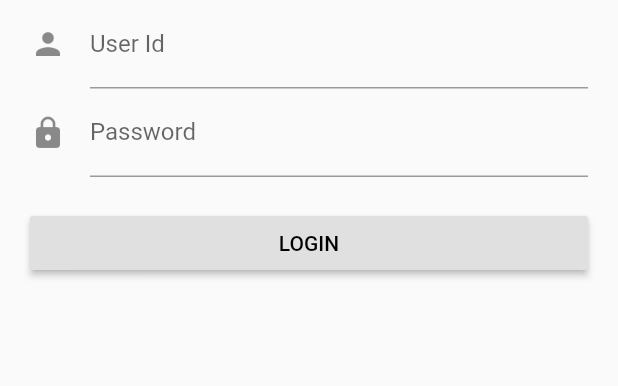
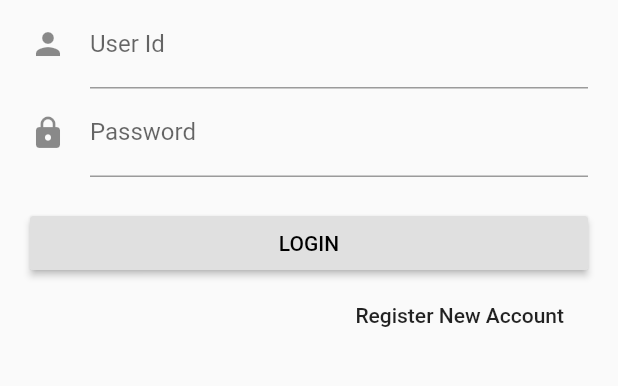
Before and after one commit to dekdew/flutter_assignment, a Flutter app: the screen it shows after launch, on a phone screen of 412 x 824 dp, the part 180-566 px from its top. Run offline on Flutter 3.47's test engine with Material 2 defaults, Android fonts, the phone set to English and light mode, and no system bars.

Commit message:
edit login

```diff
--- a/lib/ui/login.dart
+++ b/lib/ui/login.dart
@@ -21,8 +21,6 @@ class _LoginState extends State<Login> {
 
   @override
   Widget build(BuildContext context) {
-    final Size screenSize = MediaQuery.of(context).size;
-
     return new Scaffold(
       body: new Container(
           padding: new EdgeInsets.all(20.0),
@@ -41,7 +39,7 @@ class _LoginState extends State<Login> {
                       labelText: 'User Id'),
                   validator: (value) {
                     if (value.isEmpty) {
-                      return "Pleas enter some text";
+                      return "กรุณาระบุ user";
                     }
                   },
                   onSaved: (String value) {
@@ -57,7 +55,7 @@ class _LoginState extends State<Login> {
                   obscureText: true,
                   validator: (value) {
                     if (value.isEmpty) {
-                      return "Pleas enter some text";
+                      return "กรุณาระบุ password";
                     }
                   },
                   onSaved: (String value) {
@@ -65,7 +63,6 @@ class _LoginState extends State<Login> {
                   },
                 ),
                 new Container(
-                  width: screenSize.width,
                   child: new RaisedButton(
                     child: new Text(
                       'LOGIN',
@@ -103,7 +100,20 @@ class _LoginState extends State<Login> {
                     },
                   ),
                   margin: new EdgeInsets.only(top: 20.0),
-                )
+                ),
+                new Container(
+                  child: Column(
+                    crossAxisAlignment: CrossAxisAlignment.end,
+                    children: <Widget>[
+                      new FlatButton(
+                        child: new Text('Register New Account'),
+                        onPressed: () {
+                          Navigator.pushNamed(context, "/register");
+                        },
+                      ),
+                    ],
+                  ),
+                ),
               ],
             ),
           )),
```
